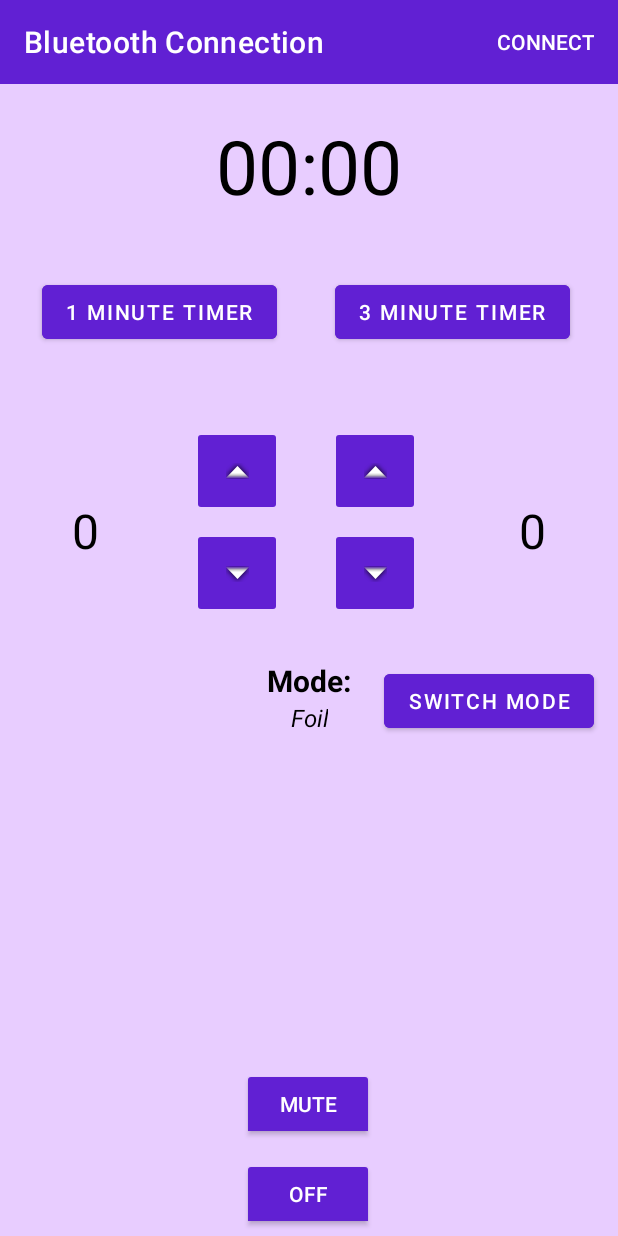
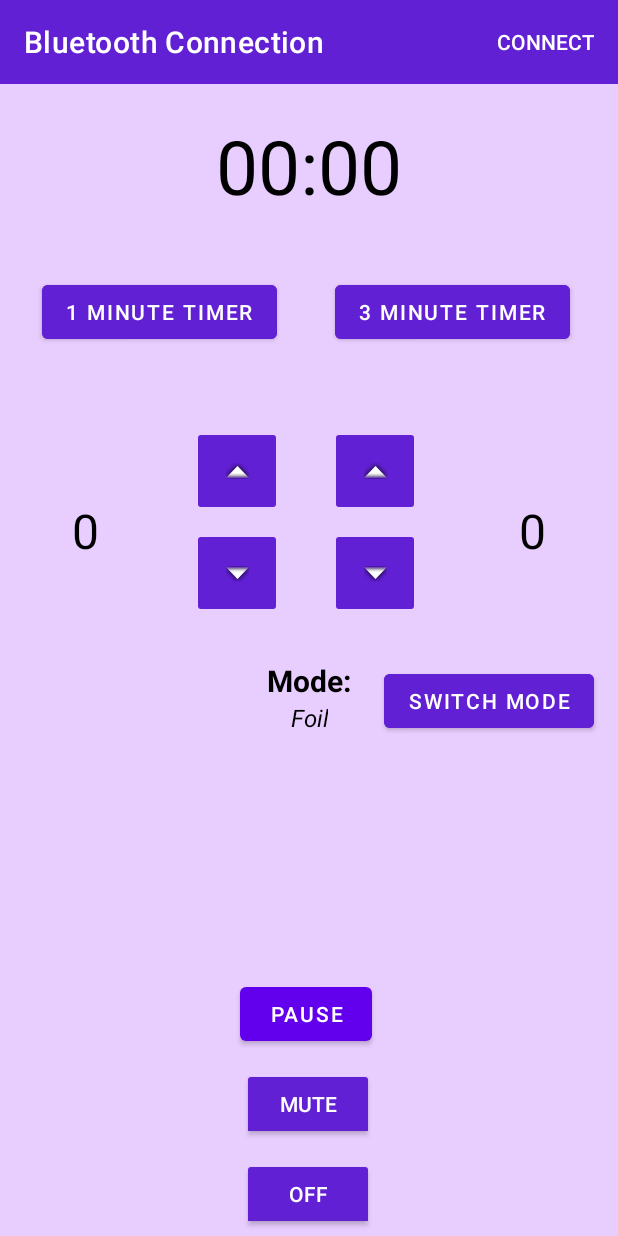
Before and after one commit to konnor-s/FencingScoringDevice, an Android app: the screen it shows after launch (MainActivity), on a phone screen of 412 x 824 dp. Run offline under Robolectric (Android 15) with nearby library versions, the light colour scheme and no system bars.

Commit message:
Button to Play/Pause timers

```diff
--- a/FencingRemoteController/app/src/main/res/layout/activity_main.xml
+++ b/FencingRemoteController/app/src/main/res/layout/activity_main.xml
@@ -209,13 +209,23 @@
         android:id="@+id/modeButton"
         android:layout_width="wrap_content"
         android:layout_height="wrap_content"
+        android:backgroundTint="#6120D3"
         android:text="@string/switch_mode"
+        android:textColor="#ffffff"
         app:layout_constraintBottom_toBottomOf="@+id/textView5"
         app:layout_constraintEnd_toEndOf="parent"
         app:layout_constraintHorizontal_bias="0.94"
         app:layout_constraintStart_toStartOf="parent"
-        app:layout_constraintTop_toBottomOf="@+id/textView5"
-        android:textColor="#ffffff"
-        android:backgroundTint="#6120D3"/>
+        app:layout_constraintTop_toBottomOf="@+id/textView5" />
+
+    <Button
+        android:id="@+id/playpauseButton"
+        android:layout_width="wrap_content"
+        android:layout_height="wrap_content"
+        android:layout_marginStart="160dp"
+        android:layout_marginBottom="124dp"
+        android:text="@string/pause"
+        app:layout_constraintBottom_toBottomOf="parent"
+        app:layout_constraintStart_toStartOf="parent" />
 
 </androidx.constraintlayout.widget.ConstraintLayout>
--- a/FencingRemoteController/app/src/main/res/values/strings.xml
+++ b/FencingRemoteController/app/src/main/res/values/strings.xml
@@ -21,4 +21,6 @@
     <string name="on">On</string>
     <string name="off">Off</string>
     <string name="switch_mode">Switch Mode</string>
+    <string name="play_pause">play/pause</string>
+    <string name="pause">pause</string>
 </resources>
```
Also changed, not shown: FencingRemoteController/app/src/main/java/com/example/fencingremotecontroller/MainActivity.java (+49 -2 lines).
